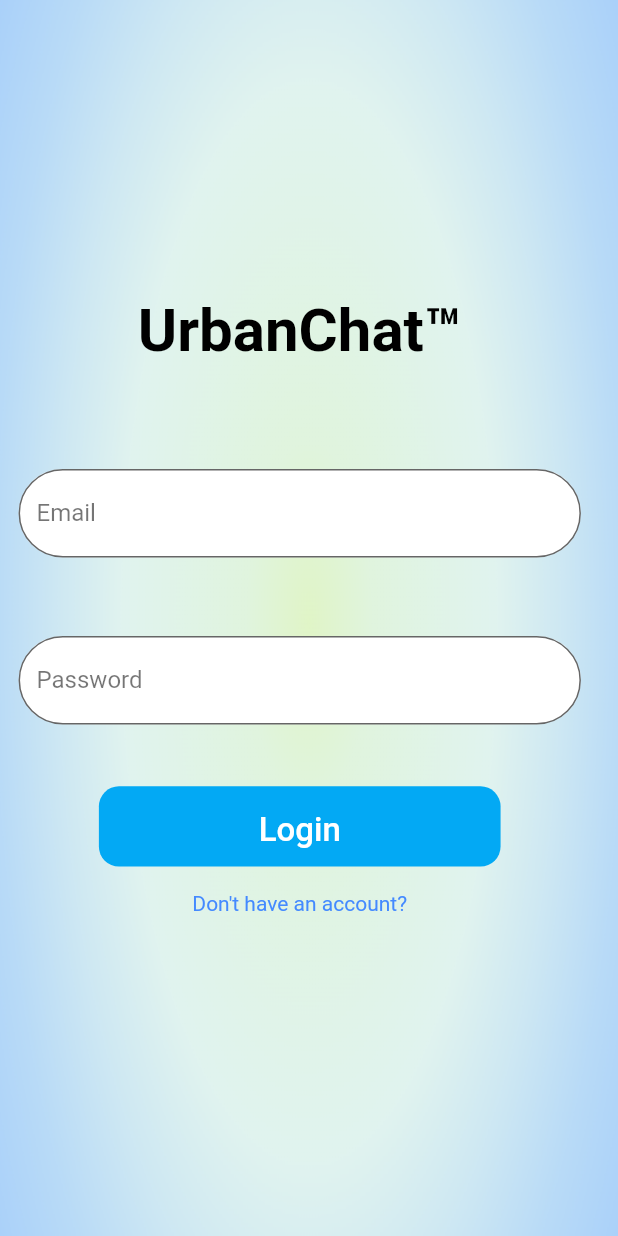
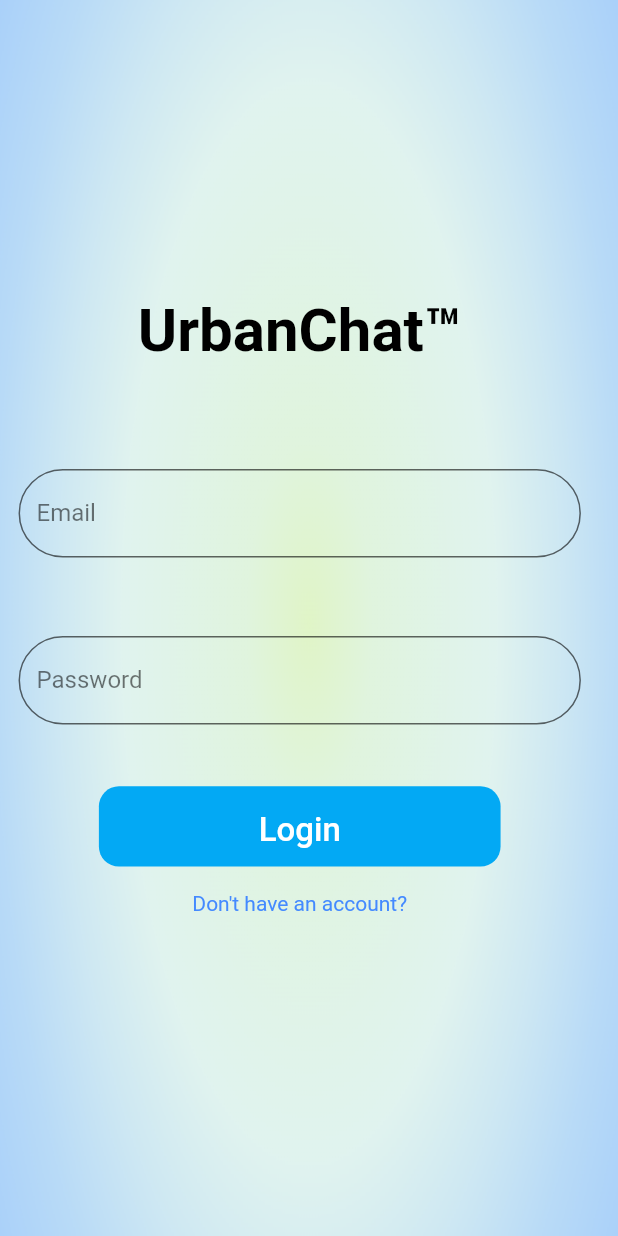
Before and after one commit to AstraStriker/UrbanChat, a Flutter app: the screen it shows after launch, on a phone screen of 412 x 824 dp. Run offline on Flutter 3.47's test engine with Material 2 defaults, Android fonts, the light colour scheme and no system bars; our stand-ins replace cloud_firestore, file_picker, firebase_analytics, firebase_auth, firebase_core, firebase_storage and 2 more; accounts and stored records are empty.

```diff
--- a/lib/Widgets/custom_input_fields.dart
+++ b/lib/Widgets/custom_input_fields.dart
@@ -23,7 +23,7 @@ class CustomTextFormField extends StatelessWidget {
         return RegExp(regEx).hasMatch(_value!) ? null : 'Enter a valid value.';
       },
       decoration: InputDecoration(
-        fillColor: Colors.white,
+        fillColor: Colors.transparent,
         filled: true,
         border: OutlineInputBorder(
           borderRadius: BorderRadius.circular(30.0),
--- a/lib/providers/authentication-provider.dart
+++ b/lib/providers/authentication-provider.dart
@@ -17,6 +17,8 @@ class AuthenticationProvider extends ChangeNotifier {
     _auth = FirebaseAuth.instance;
     _navigation = GetIt.instance.get<NavigationService>();
     _databaseService = GetIt.instance.get<Databaseservices>();
+
+    // _auth.signOut();
 
 
     _auth.authStateChanges().listen((_user) async {
```
Also changed, not shown: lib/services/database_service.dart (+23 -5 lines).
